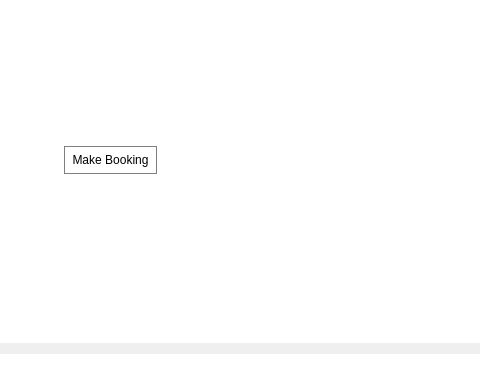
Qt form ArcApp/mainwindow.ui (Arc-Project/Arc) before a commit; both pictures show x 357 to 837 and y 253 to 629 of the 1228 by 629 pixel window.
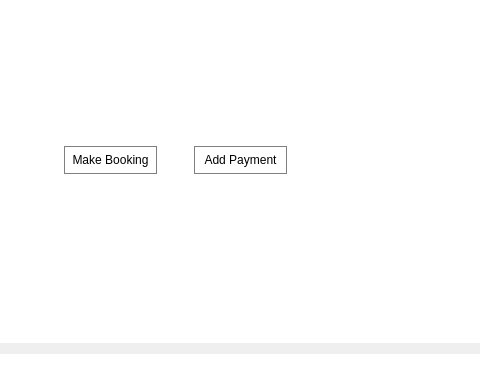
The same form after that commit. The open tabs and pages were chosen to show the change. Icons and pictures are not drawn.

Diff of the .ui file:
```diff
--- a/ArcApp/mainwindow.ui
+++ b/ArcApp/mainwindow.ui
@@ -887,6 +887,19 @@
          <string/>
         </property>
        </widget>
+       <widget class="QPushButton" name="paymentButton_2">
+        <property name="geometry">
+         <rect>
+          <x>540</x>
+          <y>340</y>
+          <width>93</width>
+          <height>28</height>
+         </rect>
+        </property>
+        <property name="text">
+         <string>Add Payment</string>
+        </property>
+       </widget>
       </widget>
       <widget class="QWidget" name="paymentPage">
        <widget class="QLabel" name="label_4">
```
Left out of the diff: 9 changed lines with no effect on the pictures.
